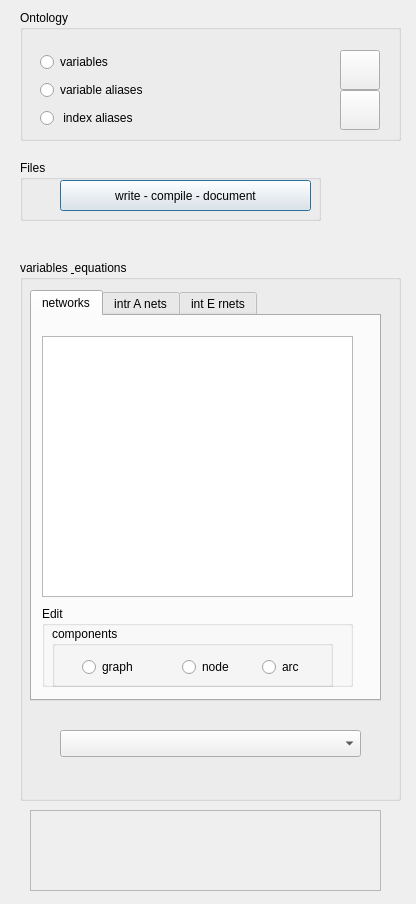
Before: the Qt Designer form OntologyEquationEditor/ui_ontology_design.ui in heinz-preisig/ProMo-packages-OntologyBuilder, drawn with Qt 5.
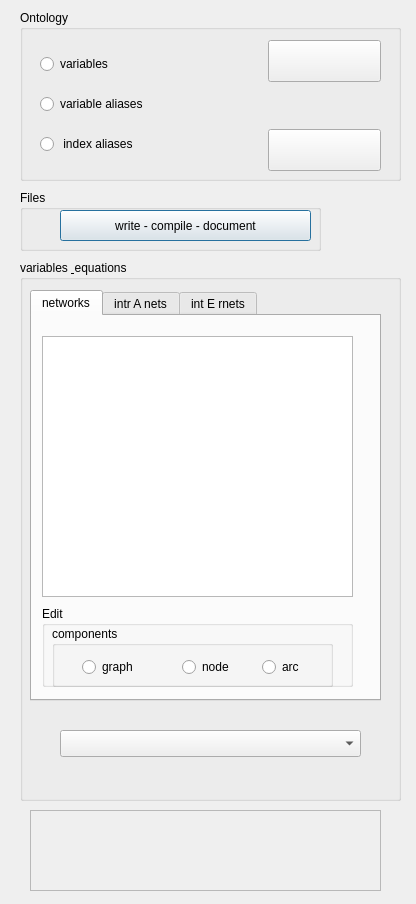
After: the same form once the commit is applied.

Commit message: fixed problems with buttons in various places

```diff
--- a/OntologyEquationEditor/ui_ontology_design.ui
+++ b/OntologyEquationEditor/ui_ontology_design.ui
@@ -182,53 +182,23 @@
      <x>20</x>
      <y>10</y>
      <width>381</width>
-     <height>131</height>
+     <height>171</height>
     </rect>
    </property>
    <property name="title">
     <string>Ontology</string>
    </property>
-   <widget class="QPushButton" name="pushInfo">
-    <property name="geometry">
-     <rect>
-      <x>320</x>
-      <y>40</y>
-      <width>40</width>
-      <height>40</height>
-     </rect>
-    </property>
-    <property name="toolTip">
-     <string>press for information</string>
-    </property>
-    <property name="text">
-     <string/>
-    </property>
-   </widget>
-   <widget class="QPushButton" name="pushCompile">
-    <property name="geometry">
-     <rect>
-      <x>320</x>
-      <y>80</y>
-      <width>40</width>
-      <height>40</height>
-     </rect>
-    </property>
-    <property name="toolTip">
-     <string>press to compile</string>
-    </property>
-    <property name="text">
-     <string/>
-    </property>
-   </widget>
-   <widget class="QWidget" name="layoutWidget">
+   <widget class="QWidget" name="">
     <property name="geometry">
      <rect>
       <x>20</x>
-      <y>40</y>
-      <width>133</width>
-      <height>83</height>
+      <y>30</y>
+      <width>341</width>
+      <height>131</height>
      </rect>
     </property>
+    <layout class="QHBoxLayout" name="horizontalLayout">
+     <item>
     <layout class="QVBoxLayout" name="verticalLayout">
      <item>
       <widget class="QRadioButton" name="radioVariables">
@@ -261,13 +231,80 @@
       </widget>
      </item>
     </layout>
+     </item>
+     <item>
+      <spacer name="horizontalSpacer">
+       <property name="orientation">
+        <enum>Qt::Horizontal</enum>
+       </property>
+       <property name="sizeHint" stdset="0">
+        <size>
+         <width>40</width>
+         <height>20</height>
+        </size>
+       </property>
+      </spacer>
+     </item>
+     <item>
+      <layout class="QVBoxLayout" name="verticalLayout_2">
+       <property name="sizeConstraint">
+        <enum>QLayout::SetMinimumSize</enum>
+       </property>
+       <item>
+        <widget class="QPushButton" name="pushInfo">
+         <property name="sizePolicy">
+          <sizepolicy hsizetype="Expanding" vsizetype="Expanding">
+           <horstretch>0</horstretch>
+           <verstretch>0</verstretch>
+          </sizepolicy>
+         </property>
+         <property name="toolTip">
+          <string>press for information</string>
+         </property>
+         <property name="text">
+          <string/>
+         </property>
+        </widget>
+       </item>
+       <item>
+        <spacer name="verticalSpacer">
+         <property name="orientation">
+          <enum>Qt::Vertical</enum>
+         </property>
+         <property name="sizeHint" stdset="0">
+          <size>
+           <width>20</width>
+           <height>40</height>
+          </size>
+         </property>
+        </spacer>
+       </item>
+       <item>
+        <widget class="QPushButton" name="pushCompile">
+         <property name="sizePolicy">
+          <sizepolicy hsizetype="Minimum" vsizetype="Expanding">
+           <horstretch>0</horstretch>
+           <verstretch>0</verstretch>
+          </sizepolicy>
+         </property>
+         <property name="toolTip">
+          <string>press to compile</string>
+         </property>
+         <property name="text">
+          <string/>
+         </property>
+        </widget>
+       </item>
+      </layout>
+     </item>
+    </layout>
    </widget>
   </widget>
   <widget class="QGroupBox" name="groupFiles">
    <property name="geometry">
     <rect>
      <x>20</x>
-     <y>160</y>
+     <y>190</y>
      <width>301</width>
      <height>61</height>
     </rect>
```
Lines whose indentation alone changed are shown as unchanged. The commit also changes 8 other files.
